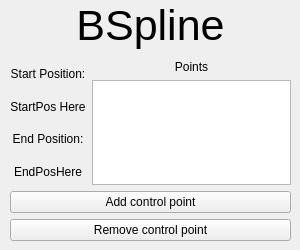
First picture: the form in Widgets/bsplinewidget.ui, repository NotBjoggisAtAll/Tomato-Engine, before the edit.
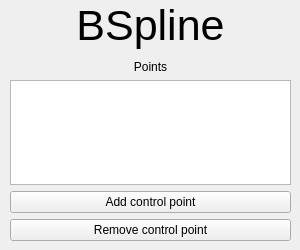
Second picture: the form after the edit.

```diff
--- a/Widgets/bsplinewidget.ui
+++ b/Widgets/bsplinewidget.ui
@@ -24,52 +24,6 @@
    </property>
    <layout class="QVBoxLayout" name="verticalLayout">
     <item>
-     <layout class="QHBoxLayout" name="horizontalLayout">
-      <item>
-       <layout class="QVBoxLayout" name="verticalLayout_2">
-        <item>
-         <widget class="QLabel" name="label_4">
-          <property name="text">
-           <string>Start Position:</string>
-          </property>
-          <property name="alignment">
-           <set>Qt::AlignCenter</set>
-          </property>
-         </widget>
-        </item>
-        <item>
-         <widget class="QLabel" name="startPos">
-          <property name="text">
-           <string>StartPos Here</string>
-          </property>
-          <property name="alignment">
-           <set>Qt::AlignCenter</set>
-          </property>
-         </widget>
-        </item>
-        <item>
-         <widget class="QLabel" name="label_2">
-          <property name="text">
-           <string>End Position:</string>
-          </property>
-          <property name="alignment">
-           <set>Qt::AlignCenter</set>
-          </property>
-         </widget>
-        </item>
-        <item>
-         <widget class="QLabel" name="endPos">
-          <property name="text">
-           <string>EndPosHere</string>
-          </property>
-          <property name="alignment">
-           <set>Qt::AlignCenter</set>
-          </property>
-         </widget>
-        </item>
-       </layout>
-      </item>
-      <item>
        <layout class="QVBoxLayout" name="verticalLayout_3">
         <item>
          <widget class="QLabel" name="label">
@@ -83,8 +37,6 @@
         </item>
         <item>
          <widget class="QListWidget" name="pointList"/>
-        </item>
-       </layout>
       </item>
      </layout>
     </item>
```
Lines whose indentation alone changed are shown as unchanged.
